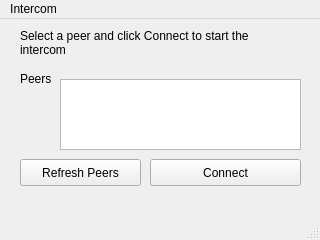
First picture: the form in gui/intercom/intercom.ui, repository cwoodruf/cmpt433-nap-time, before the edit.
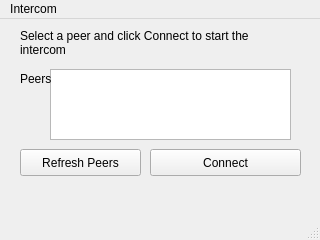
Second picture: the form after the edit.

Commit message: squashed form smaller for intercom so it does not cut off on the bottom

Patch:
```diff
--- a/gui/intercom/intercom.ui
+++ b/gui/intercom/intercom.ui
@@ -18,7 +18,7 @@
     <property name="geometry">
      <rect>
       <x>20</x>
-      <y>140</y>
+      <y>130</y>
       <width>121</width>
       <height>27</height>
      </rect>
@@ -31,7 +31,7 @@
     <property name="geometry">
      <rect>
       <x>150</x>
-      <y>140</y>
+      <y>130</y>
       <width>151</width>
       <height>27</height>
      </rect>
@@ -43,8 +43,8 @@
    <widget class="QListWidget" name="listPeers">
     <property name="geometry">
      <rect>
-      <x>60</x>
-      <y>60</y>
+      <x>50</x>
+      <y>50</y>
       <width>241</width>
       <height>71</height>
      </rect>
```
